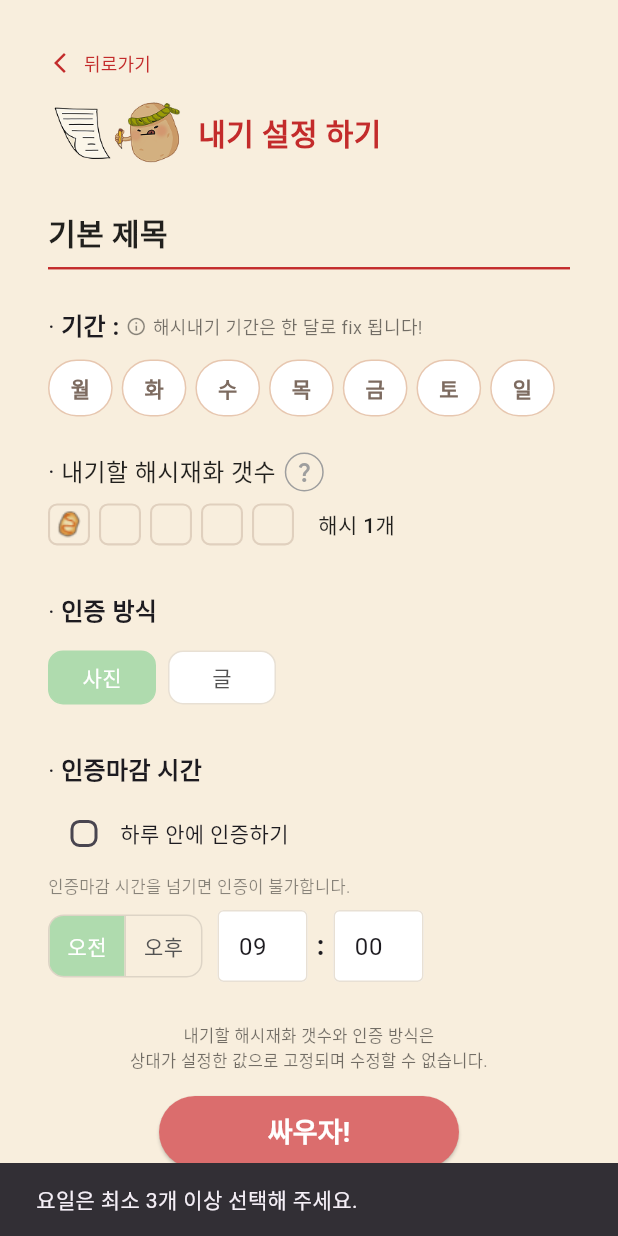
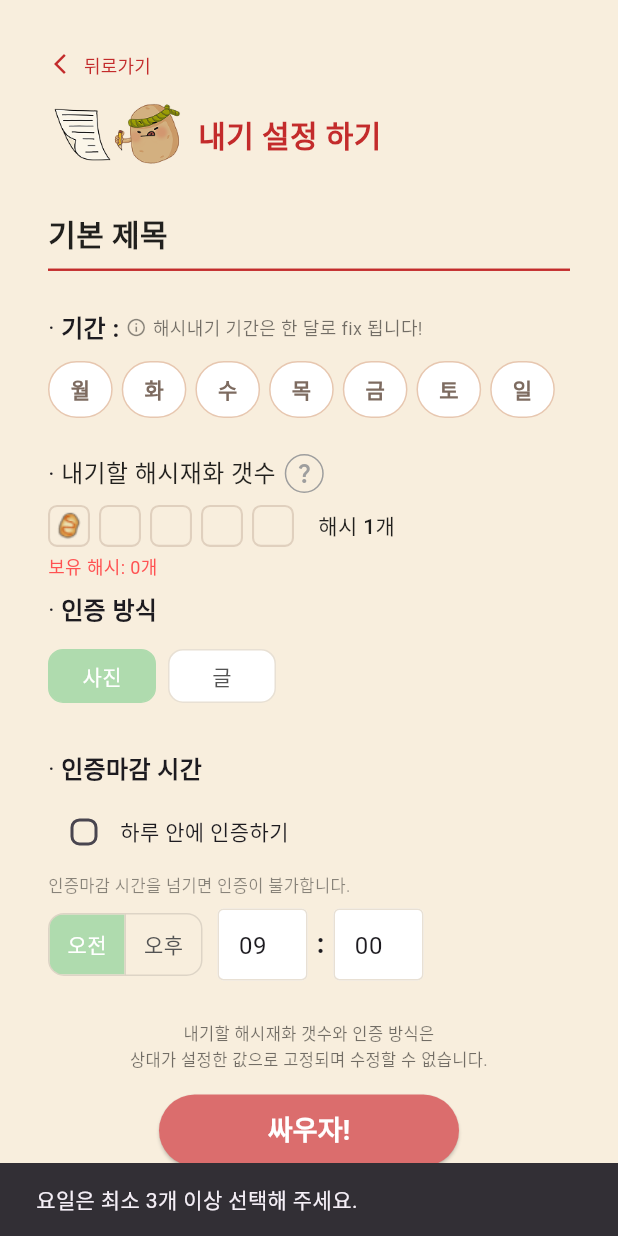
Before and after one commit to HabitBrown/Project, a Flutter app: the FightSettingPage screen opened by its route, after a tap on "싸우자!", on a phone screen of 412 x 824 dp. Run offline on Flutter 3.47's test engine with Material 3 defaults, Android fonts, the light colour scheme and no system bars; our stand-ins replace image_picker, shared_preferences; accounts and stored records are empty.

Commit message:
교환 해시 연동

```diff
--- a/lib/screens/home/fight_setting.dart
+++ b/lib/screens/home/fight_setting.dart
@@ -6,6 +6,7 @@ import 'home_screen.dart';
 import 'habit_setting.dart' show HabitSetupData, CertType, HabitSetupLogoPath;
 import '../../services/exchange_service.dart';
 import '../../services/duel_service.dart';
+import 'package:shared_preferences/shared_preferences.dart';
 
 /// 교환하기를 눌렀을 때 뜨는 "내기 설정" 페이지
 /// pop 할 때 HabitSetupData 를 돌려줌.
@@ -36,6 +37,10 @@ class _FightSettingPageState extends State<FightSettingPage> {
 
   final _duelService = DuelService();
   final _exchangeService = ExchangeService();
+
+  int? _currentHb;
+  bool _hbLoading = true;
+
   // 요일 선택
   final List<bool> _weekdaySelected = List<bool>.filled(7, false);
   static const _labels = ['월', '화', '수', '목', '금', '토', '일'];
@@ -55,6 +60,7 @@ class _FightSettingPageState extends State<FightSettingPage> {
   @override
   void initState() {
     super.initState();
+    _loadCurrentHb();
 
     // 원래 난이도(1~5로 클램프) -> 그대로 사용 (고정)
     _difficulty = widget.initialDifficulty.clamp(1, 5);
@@ -122,6 +128,10 @@ class _FightSettingPageState extends State<FightSettingPage> {
   }
 
   Future<void> _submit() async {
+    if(_hbLoading && _currentHb != null && _currentHb! < _difficulty){
+      _showSnack('해시가 부족해서 이 난이도로 내기를 시작할 수 없어요.');
+      return;
+    }
     // 요일 검증
     final days = <int>[];
     for (int i = 0; i < 7; i++) {
@@ -170,31 +180,35 @@ class _FightSettingPageState extends State<FightSettingPage> {
       if (widget.exchangeRequestId != null &&
           widget.opponentUserHabitId != null) {
 
-        // 🎯 duel 생성 API 호출 (accept + duel 생성)
-        final ok = await DuelService().createDuelFromExchange(
+        // duel 생성 API 호출 (accept + duel 생성)
+        await _duelService.createDuelFromExchange(
           exchangeRequestId: widget.exchangeRequestId!,
           opponentUserHabitId: widget.opponentUserHabitId!,
           setup: result,
         );
 
         if (!mounted) return;
-
-        if (ok) {
-          Navigator.of(context).pop(true);  // HashScreen이 re-load 하게 됨
-        } else {
-          _showSnack('듀얼 생성 실패');
-        }
-
-        return;
+        Navigator.of(context).pop(true);
       }
 
       // 기본 모드
       Navigator.of(context).pop(result);
     } catch (e) {
-      _showSnack('요청 실패: $e');
+      final msg = e.toString().replaceFirst('Exception: ', '');
+      _showSnack(msg.isEmpty ? '요청 실패' : msg);
     }
   }
 
+  Future<void> _loadCurrentHb() async {
+    final prefs = await SharedPreferences.getInstance();
+    final hb = prefs.getInt('hb_balance') ?? 0;
+
+    if (!mounted) return;
+    setState(() {
+      _currentHb = hb;
+      _hbLoading = false;
+    });
+  }
   @override
   Widget build(BuildContext context) {
     return Scaffold(
@@ -404,7 +418,17 @@ class _FightSettingPageState extends State<FightSettingPage> {
                     ],
                   ),
 
-                  const SizedBox(height: 24),
+                  const SizedBox(height: 4),
+                  if (!_hbLoading && _currentHb != null)
+                    Text(
+                        '보유 해시: $_currentHb개',
+                        style: TextStyle(
+                          fontSize: 12,
+                          color: (_currentHb! < _difficulty)
+                              ? Colors.redAccent
+                              : Colors.black54,
+                      ),
+                    ),
 
                   // 인증 방식 (표시만, 수정 불가)
                   const _SectionLabel('인증 방식'),
--- a/lib/screens/home/home_screen.dart
+++ b/lib/screens/home/home_screen.dart
@@ -585,19 +585,21 @@ class _HomeScreenState extends State<HomeScreen> {
       ),
       bottomNavigationBar: _BottomBar(
         index: _tab,
-        onChanged: (i) {
+        onChanged: (i) async {
           if (i == 0) {
             Navigator.pushNamed(
               context,
               '/potato',
               arguments: {'hbCount': _hb},
             );
+            await _syncUserFromServer();
           } else if (i == 1) {
             Navigator.pushNamed(
               context,
               '/hash',
               arguments: {'hbCount': _hb},
             );
+            await _syncUserFromServer();
           } else if (i == 3){
             Navigator.push(
                 context,
```
Also changed, not shown: lib/screens/home/hash_screen.dart (+62 -25 lines), lib/services/duel_service.dart (+18 -2 lines), lib/services/exchange_service.dart (+32 -2 lines), 2 other files.
